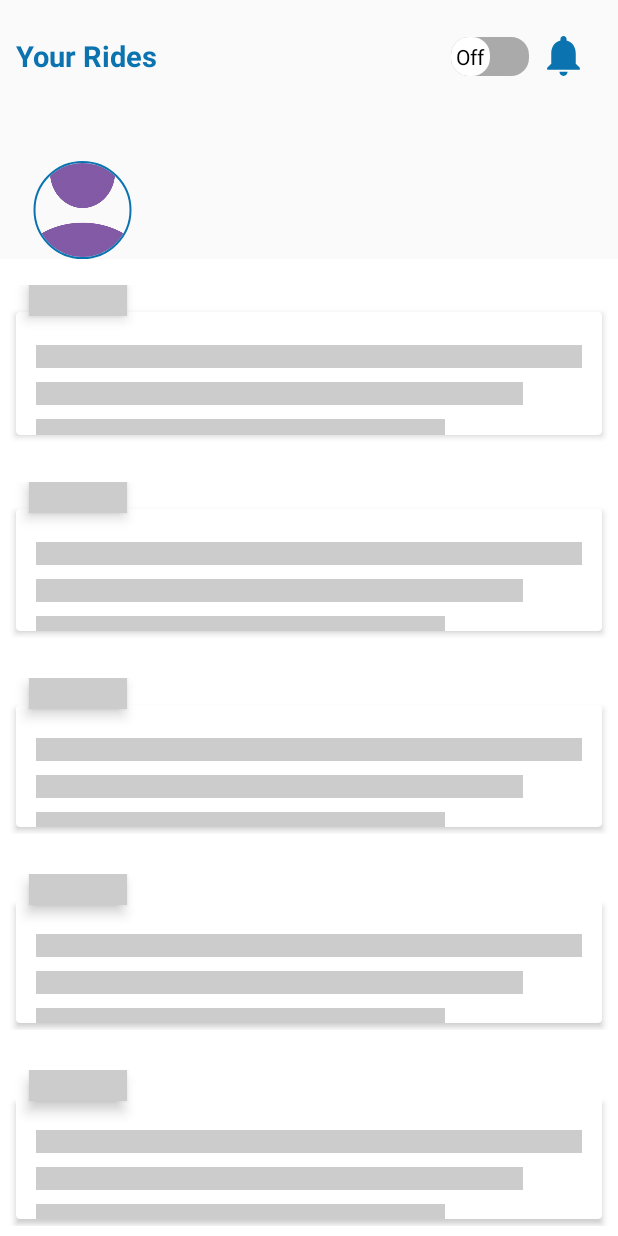
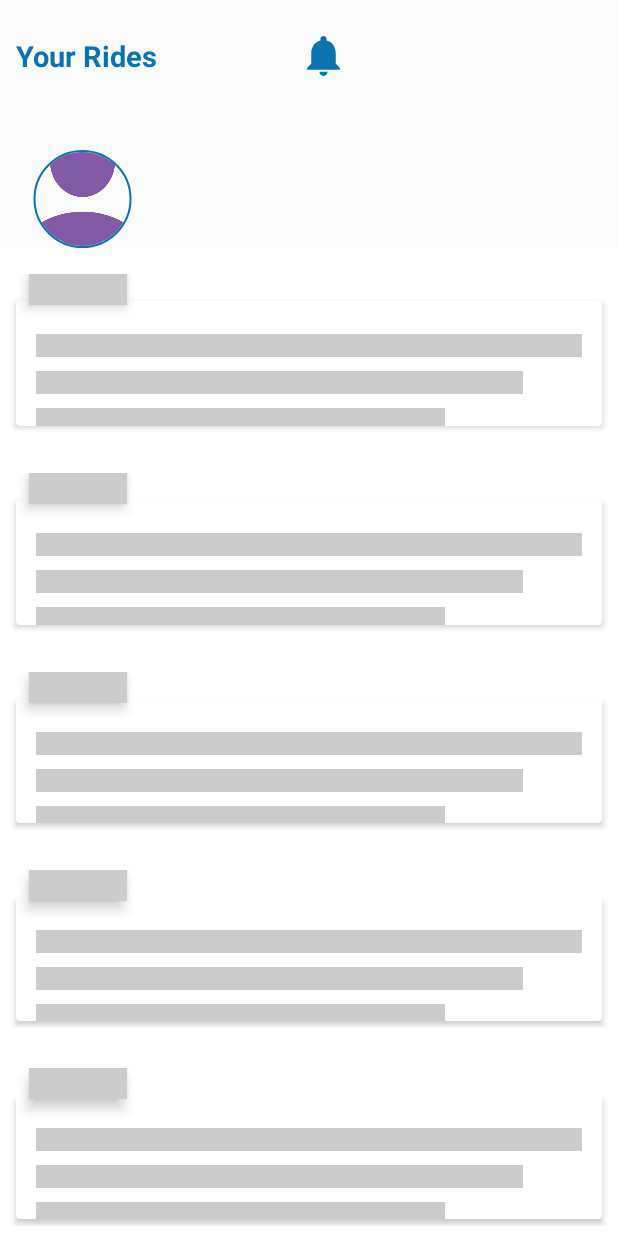
Before and after one commit to chpl-aspire-6/DriverBookingApp, an Android app: the DashBoardActivity screen opened directly, with no data from a screen before it, on a phone screen of 412 x 824 dp. Run offline under Robolectric (Android 15) with nearby library versions, the phone set to English and light mode, and no system bars; our stand-ins replace Shimmer, sdp/ssp sizes; libraries missing offline, so code that uses them is left out: com.mikhaellopez.circularimageview, es.dmoral.toasty, retrofit2.adapter.rxjava, rx.android, rx.schedulers; plain views replace CircularImageView; pictures from the network do not load; 5 statements that could not run were skipped.

Commit message:
Udpate Code Changes

```diff
--- a/app/src/main/java/com/adanitownship/driver/DashBoardActivity.java
+++ b/app/src/main/java/com/adanitownship/driver/DashBoardActivity.java
@@ -1,8 +1,6 @@
 package com.adanitownship.driver;
 
 import android.Manifest;
-import android.app.NotificationChannel;
-import android.app.NotificationManager;
 import android.content.DialogInterface;
 import android.content.Intent;
 import android.content.pm.PackageManager;
@@ -18,7 +16,6 @@ import android.text.TextUtils;
 import android.text.TextWatcher;
 import android.util.Log;
 import android.view.View;
-import android.widget.CompoundButton;
 import android.widget.EditText;
 import android.widget.FrameLayout;
 import android.widget.ImageView;
@@ -41,12 +38,12 @@ import com.adanitownship.driver.network.RestCall;
 import com.adanitownship.driver.network.RestClient;
 import com.adanitownship.driver.networkResponse.BookingRequestListResponse;
 import com.adanitownship.driver.networkResponse.CommonResponse;
+import com.adanitownship.driver.networkResponse.DriverDutyStatusResponse;
 import com.adanitownship.driver.utils.GzipUtils;
 import com.adanitownship.driver.utils.PreferenceManager;
 import com.adanitownship.driver.utils.Tools;
 import com.adanitownship.driver.utils.VariableBag;
 import com.bumptech.glide.Glide;
-import com.google.android.material.snackbar.Snackbar;
 import com.google.gson.Gson;
 
 import java.util.ArrayList;
@@ -57,16 +54,8 @@ import rx.schedulers.Schedulers;
 
 
 public class DashBoardActivity extends AppCompatActivity {
-    public static final String CHANNEL_ID = "reminder_channel";
-    private static final int REQUEST_CODE_NOTIFICATION_PERMISSION = 101;
-    private static final int REQUEST_CODE_LOCATION_PERMISSION = 1;
     private static final int REQUEST_CALL_PERMISSION = 2;
-    private static final int REQUEST_CODE_CALL_PERMISSION = 3;
-    private static final int REQUEST_CODE_PERMISSIONS = 102;
-
     private static final int PERMISSION_REQUEST_CODE = 100;
-
-
     RestCall restCall;
     PreferenceManager preferenceManager;
     SwipeRefreshLayout swipe;
@@ -122,6 +111,7 @@ public class DashBoardActivity extends AppCompatActivity {
         txt_PersonName.setText(preferenceManager.getKeyValueString("driver_name"));
         Glide.with(DashBoardActivity.this).load(preferenceManager.getKeyValueString("driver_profile")).placeholder(R.drawable.vector_person).into(iv_profile_photo);
 
+        driverDutyStatus();
         driverBookingList();
         requestPermissions();
         notification.setOnClickListener(new View.OnClickListener() {
@@ -139,38 +129,25 @@ public class DashBoardActivity extends AppCompatActivity {
 
             }
         });
-        switchOnOff.setOnCheckedChangeListener(new CompoundButton.OnCheckedChangeListener() {
-            @Override
-            public void onCheckedChanged(CompoundButton buttonView, boolean isChecked) {
+        switchOnOff.setOnCheckedChangeListener((buttonView, isChecked) -> {
             if (isChecked) {
                 switchStatus = 1;//on
 
             } else {
                 switchStatus = 0;//off
-
             }
-            }
+            driverDutyUpdate();
         });
-
         if (preferenceManager.getNotificationDot()) {
             tv_noti_count.setText(" ");
             tv_noti_count.setVisibility(View.VISIBLE);
         } else {
             tv_noti_count.setVisibility(View.GONE);
         }
-
-        switchOnOff.setOnClickListener(new View.OnClickListener() {
-            @Override
-            public void onClick(View v) {
-
-                driverDutyUpdate();
-            }
-        });
         imgClose.setOnClickListener(v -> {
             etSearch.getText().clear();
             imgClose.setVisibility(View.GONE);
         });
-
 
         etSearch.addTextChangedListener(new TextWatcher() {
             @Override
@@ -196,18 +173,7 @@ public class DashBoardActivity extends AppCompatActivity {
 
             }
         });
-
-        lin_logout.setOnClickListener(new View.OnClickListener() {
-            @Override
-            public void onClick(View v) {
-
-                logoutDialog();
     }
-        });
-
-
-    }
-
 
     public void acceptbooking() {
 
@@ -350,7 +316,6 @@ public class DashBoardActivity extends AppCompatActivity {
         });
     }
 
-
     public void driverDropUser(String requestId, String pos) {
         restCall.driverDropUser("driverDropUser", requestId).subscribeOn(Schedulers.io()).observeOn(Schedulers.newThread()).subscribe(new Subscriber<String>() {
             @Override
@@ -398,22 +363,17 @@ public class DashBoardActivity extends AppCompatActivity {
         });
     }
 
-
     public void driverBookingList() {
-//        tools.showLoading();
         restCall.driverBookingList("driverBookingList", preferenceManager.getKeyValueString("driver_id")).subscribeOn(Schedulers.io()).observeOn(Schedulers.newThread()).subscribe(new Subscriber<String>() {
             @Override
             public void onCompleted() {
-
             }
 
             @Override
             public void onError(Throwable e) {
-
                 runOnUiThread(new Runnable() {
                     @Override
                     public void run() {
-
                         runOnUiThread(() -> {
                             tools.stopLoading();
                             swipe.setRefreshing(false);
@@ -434,13 +394,12 @@ public class DashBoardActivity extends AppCompatActivity {
                 runOnUiThread(new Runnable() {
                     @Override
                     public void run() {
-                        tools.stopLoading();
                         swipe.setRefreshing(false);
+                        switchOnOff.setVisibility(View.VISIBLE);
                         BookingRequestListResponse bookingRequestListResponse = null;
                         try {
                             bookingRequestListResponse = new Gson().fromJson(GzipUtils.decrypt(encData), BookingRequestListResponse.class);
                             if (bookingRequestListResponse != null && bookingRequestListResponse.getStatus().equalsIgnoreCase("200") && bookingRequestListResponse.getBookingList().size() > 0) {
-
                                 lin_ps_load.setVisibility(View.GONE);
                                 recy_booking_list.setVisibility(View.VISIBLE);
                                 rel_nodata.setVisibility(View.GONE);
@@ -543,14 +502,12 @@ public class DashBoardActivity extends AppCompatActivity {
                                 bookingList = bookingRequestListResponse.getBookingList();
 
                                 // Set switch to "Off" otherwise
-                                switchOnOff.setChecked(bookingList.get(0).getDutyStatus().equalsIgnoreCase("1"));  // Set switch to "On" if dutyStatus is "1"
+//                                switchOnOff.setChecked(bookingList.get(0).getDutyStatus().equalsIgnoreCase("1"));  // Set switch to "On" if dutyStatus is "1"
                             } else {
                                 lin_ps_load.setVisibility(View.GONE);
                                 recy_booking_list.setVisibility(View.VISIBLE);
                                 rel_nodata.setVisibility(View.GONE);
                                 linLayNoData.setVisibility(View.VISIBLE);
-//                                Tools.toast(DashBoardActivity.this, bookingRequestListResponse.getMessage(), 1);
-
                             }
                         } catch (Exception e) {
                             throw new RuntimeException(e);
@@ -560,30 +517,6 @@ public class DashBoardActivity extends AppCompatActivity {
 
             }
         });
-    }
-
-    public void logoutDialog() {
-
-        AlertDialog.Builder builder = new AlertDialog.Builder(this);
-        builder.setTitle("Logout Confirmation");
-        builder.setMessage("Are you sure you want to logout?");
-        builder.setPositiveButton("Yes", new DialogInterface.OnClickListener() {
-            @Override
-            public void onClick(DialogInterface dialog, int which) {
-                preferenceManager.deleteLoginSession();
-                finishAffinity();
-                Tools.toast(DashBoardActivity.this, "LogOut Successfully", 2);
-            }
-        });
-
-        builder.setNegativeButton("No", new DialogInterface.OnClickListener() {
-            @Override
-            public void onClick(DialogInterface dialog, int which) {
-                dialog.dismiss();
-            }
-        });
-        AlertDialog dialog = builder.create();
-        dialog.show();
     }
 
     public void showAcceptDialog() {
@@ -614,7 +547,6 @@ public class DashBoardActivity extends AppCompatActivity {
         alertDialog.show();
 
     }
-
 
     public void showRejectReasonDialog() {
         AlertDialog.Builder builder = new AlertDialog.Builder(this);
@@ -647,7 +579,6 @@ public class DashBoardActivity extends AppCompatActivity {
 
 
     }
-
 
     public void showPickUpConfirmationDialog(String requestId) {
         AlertDialog.Builder builder = new AlertDialog.Builder(this);
@@ -708,6 +639,57 @@ public class DashBoardActivity extends AppCompatActivity {
         restCall.driverDutyUpdate("driverDutyUpdate", preferenceManager.getKeyValueString("driver_id"), switchStatus).subscribeOn(Schedulers.io()).observeOn(Schedulers.newThread()).subscribe(new Subscriber<String>() {
             @Override
             public void onCompleted() {
+            }
+
+            @Override
+            public void onError(Throwable e) {
+                runOnUiThread(new Runnable() {
+                    @Override
+                    public void run() {
+
+                        runOnUiThread(() -> {
+                            tools.stopLoading();
+                            swipe.setRefreshing(false);
+                            lin_ps_load.setVisibility(View.GONE);
+                            recy_booking_list.setVisibility(View.GONE);
+                            rel_nodata.setVisibility(View.VISIBLE);
+                            Tools.toast(DashBoardActivity.this, "no_internet_connection", VariableBag.ERROR);
+                        });
+
+                    }
+                });
+            }
+
+            @Override
+            public void onNext(String encData) {
+                runOnUiThread(() -> {
+                    tools.stopLoading();
+                    switchOnOff.setVisibility(View.VISIBLE);
+                    CommonResponse commonResponse = null;
+                    try {
+                        commonResponse = new Gson().fromJson(GzipUtils.decrypt(encData), CommonResponse.class);
+                        if (commonResponse != null && commonResponse.getStatus().equalsIgnoreCase("200")) {
+                            Tools.toast(DashBoardActivity.this, commonResponse.getMessage(), 2);
+                            driverBookingList();
+                        } else {
+                            Tools.toast(DashBoardActivity.this, commonResponse.getMessage(), 1);
+                        }
+                    } catch (Exception e) {
+                        throw new RuntimeException(e);
+                    }
+
+
+                });
+
+            }
+        });
+    }
+
+    public void driverDutyStatus() {
+        tools.showLoading();
+        restCall.driverDutyStatus("driverDutyStatus", preferenceManager.getKeyValueString("driver_id")).subscribeOn(Schedulers.io()).observeOn(Schedulers.newThread()).subscribe(new Subscriber<String>() {
+            @Override
+            public void onCompleted() {
 
             }
 
@@ -734,14 +716,14 @@ public class DashBoardActivity extends AppCompatActivity {
             public void onNext(String encData) {
                 runOnUiThread(() -> {
                     tools.stopLoading();
-                    CommonResponse commonResponse = null;
+                    DriverDutyStatusResponse driverDutyStatusResponse = null;
                     try {
-                        commonResponse = new Gson().fromJson(GzipUtils.decrypt(encData), CommonResponse.class);
-                        if (commonResponse != null && commonResponse.getStatus().equalsIgnoreCase("200")) {
-                            Tools.toast(DashBoardActivity.this, commonResponse.getMessage(), 2);
+                        driverDutyStatusResponse = new Gson().fromJson(GzipUtils.decrypt(encData), DriverDutyStatusResponse.class);
+                        if (driverDutyStatusResponse != null && driverDutyStatusResponse.getStatus().equalsIgnoreCase("200")) {
+
+                            switchOnOff.setChecked(driverDutyStatusResponse.getDuty_status().equals("1"));
                             driverBookingList();
                         } else {
-                            Tools.toast(DashBoardActivity.this, commonResponse.getMessage(), 1);
                         }
                     } catch (Exception e) {
                         throw new RuntimeException(e);
@@ -755,14 +737,11 @@ public class DashBoardActivity extends AppCompatActivity {
     }
 
     public void requestPermissions() {
-        String[] permissions = {
-                Manifest.permission.ACCESS_FINE_LOCATION,
-                Manifest.permission.CALL_PHONE,
-                Manifest.permission.POST_NOTIFICATIONS
-        };
-
+        String[] permissions = {Manifest.permission.ACCESS_FINE_LOCATION, Manifest.permission.CALL_PHONE, Manifest.permission.POST_NOTIFICATIONS};
+        if (Build.VERSION.SDK_INT >= Build.VERSION_CODES.M) {
             if (!arePermissionsGranted(permissions)) {
                 ActivityCompat.requestPermissions(this, permissions, PERMISSION_REQUEST_CODE);
+            }
         }
     }
 
@@ -793,17 +772,12 @@ public class DashBoardActivity extends AppCompatActivity {
     }
 
     private void showSettingsDialog() {
-        new AlertDialog.Builder(this)
-                .setTitle("Permissions Required")
-                .setMessage("This app requires permissions to use certain features. Please grant them in the app settings.")
-                .setPositiveButton("Go to Settings", new DialogInterface.OnClickListener() {
+        new AlertDialog.Builder(this).setTitle("Permissions Required").setMessage("This app requires permissions to use certain features. Please grant them in the app settings.").setPositiveButton("Go to Settings", new DialogInterface.OnClickListener() {
             @Override
             public void onClick(DialogInterface dialog, int which) {
                 openAppSettings();
             }
-                })
-                .setNegativeButton("Cancel", null)
-                .show();
+        }).setNegativeButton("Cancel", null).show();
     }
 
     private void openAppSettings() {
@@ -812,7 +786,6 @@ public class DashBoardActivity extends AppCompatActivity {
         intent.setData(uri);
         startActivity(intent);
     }
-
 
     private void makePhoneCall(String phoneNumber) {
         pendingPhoneNumber = phoneNumber;
--- a/app/src/main/java/com/adanitownship/driver/network/RestCall.java
+++ b/app/src/main/java/com/adanitownship/driver/network/RestCall.java
@@ -91,6 +91,10 @@ public interface RestCall {
     @POST("driverController.php")
     Single<String> deleteAllNotification(@Field("deleteAllNotification") String deleteAllNotification, @Field("driver_id") String driver_id);
 
+    @FormUrlEncoded
+        @POST("driverController.php")
+        Single<String> driverDutyStatus(@Field("driverDutyStatus") String driverDutyStatus, @Field("driver_id") String driver_id);
+
 
 
 }
--- a/app/src/main/res/layout/activity_dash_board.xml
+++ b/app/src/main/res/layout/activity_dash_board.xml
@@ -48,6 +48,7 @@
                 android:textSize="15sp"
                 android:thumb="@drawable/thumb_selector"
                 app:showText="true"
+                android:visibility="gone"
                 app:switchTextAppearance="@style/SwitchTextAppearance"
                 app:track="@drawable/track_selector" />
 
@@ -101,7 +102,7 @@
                 android:id="@+id/rel_lyt_profile"
                 android:layout_width="wrap_content"
                 android:layout_height="wrap_content"
-                android:layout_marginTop="@dimen/_10sdp">
+                android:layout_marginTop="@dimen/_5sdp">
 
                 <com.mikhaellopez.circularimageview.CircularImageView
                     android:id="@+id/iv_profile_photo"
--- a/app/src/main/res/layout/item_booking.xml
+++ b/app/src/main/res/layout/item_booking.xml
@@ -292,9 +292,8 @@
                                 android:text="@string/textFrom"
                                 android:textColor="@color/grey_80"
                                 android:textSize="@dimen/_11ssp"
-                                android:ellipsize="end"
                                 app:fontName="OpenSans_Regular"
-                                android:singleLine="true" />
+                                />
 
                             <ImageButton
                                 android:id="@+id/img_PickUp_location"
@@ -334,9 +333,8 @@
                                 android:text="@string/txtTo"
                                 android:textColor="@color/grey_80"
                                 android:textSize="@dimen/_11ssp"
-                                android:ellipsize="end"
                                 app:fontName="OpenSans_Regular"
-                                android:singleLine="true"
+
                                 />
 
                             <ImageButton
--- a/app/src/main/res/values/strings.xml
+++ b/app/src/main/res/values/strings.xml
@@ -44,7 +44,7 @@
     <string name="full_name">Jainil Patel</string>
     <string name="mobile_number"><u>1234567890</u></string>
     <string name="people_count">2 People</string>
-    <string name="from">PickUp Location :</string>
+    <string name="from">Pickup Location :</string>
     <string name="textFrom"><u>Makarba</u></string>
     <string name="to">Drop Location :</string>
     <string name="txtTo"><u>Vastrapur</u></string>
```
Also changed, not shown: app/src/main/java/com/adanitownship/driver/LoginActivity.java (+22 -2 lines), app/src/main/java/com/adanitownship/driver/networkResponse/DriverDutyStatusResponse.java (added, +42 -0 lines), app/src/main/java/com/adanitownship/driver/utils/OnSingleClickListener.java (added, +22 -0 lines). Lines whose indentation alone changed are shown as unchanged.
